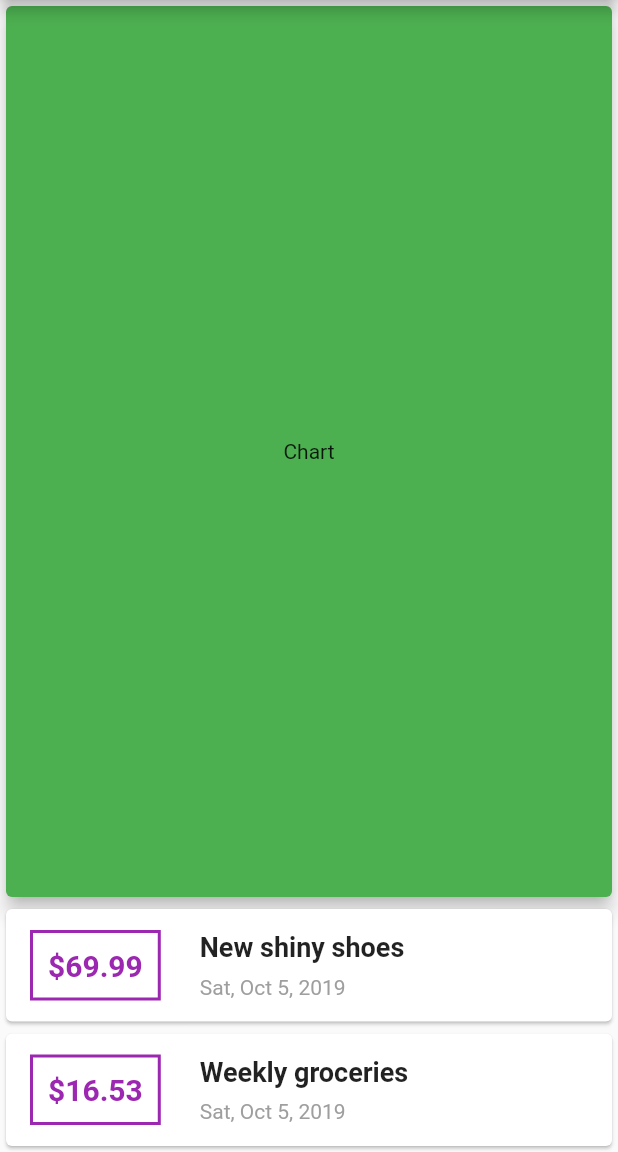
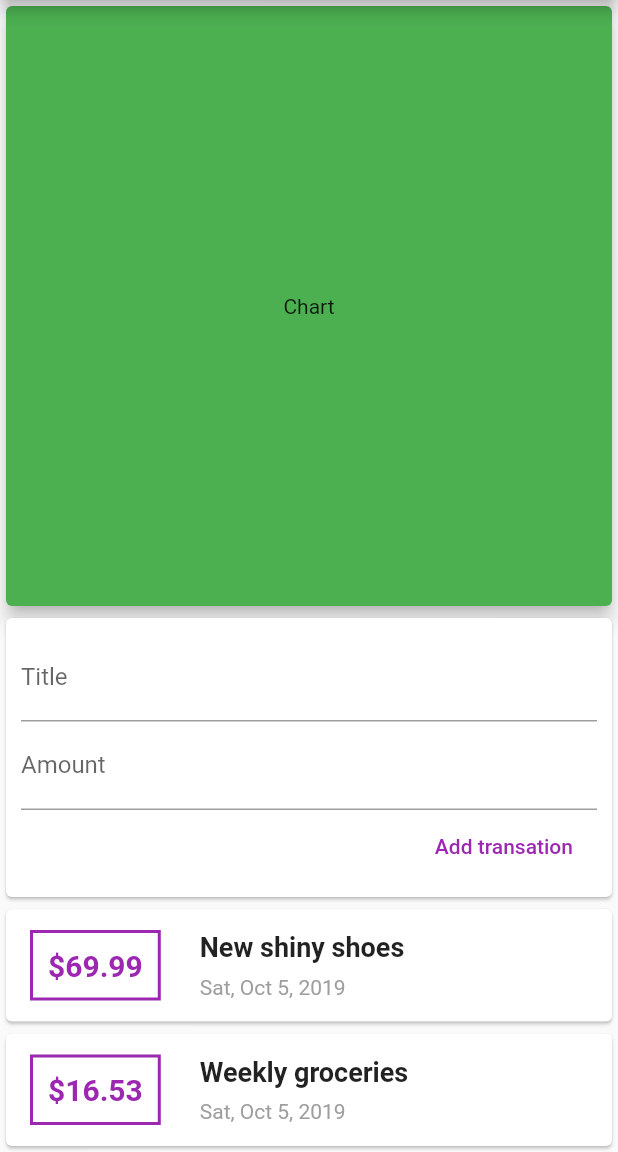
Before and after one commit to sebaslogen/flutter_course, a Flutter app: the screen it shows after launch, on a phone screen of 412 x 824 dp, the part 84-1236 px from its top. Run offline on Flutter 3.47's test engine with Material 2 defaults, Android fonts, the phone set to English and light mode, and no system bars.

Commit message:
Add text input fields and text controllers to get value

```diff
--- a/lib/main.dart
+++ b/lib/main.dart
@@ -34,6 +34,8 @@ class MyHomePage extends StatelessWidget {
         amount: 16.53,
         date: DateTime.now())
   ];
+  final titleController = TextEditingController();
+  final amountController = TextEditingController();
 
   @override
   Widget build(BuildContext context) {
@@ -43,9 +45,10 @@ class MyHomePage extends StatelessWidget {
       ),
       body: Center(
         child: Column(
-          mainAxisAlignment: MainAxisAlignment.spaceEvenly,
+          mainAxisAlignment: MainAxisAlignment.start,
           crossAxisAlignment: CrossAxisAlignment.stretch,
           children: <Widget>[
+            // Chart //
             Expanded(
               child: Card(
                 color: Colors.green,
@@ -54,8 +57,35 @@ class MyHomePage extends StatelessWidget {
                     child: Text('Chart', textAlign: TextAlign.center)),
               ),
             ),
+            Card(
+              child: Padding(
+                padding: const EdgeInsets.all(10),
+                child: Column(
+                  crossAxisAlignment: CrossAxisAlignment.end,
+                  children: <Widget>[
+                    TextField(
+                      decoration: InputDecoration(labelText: 'Title'),
+                      controller: titleController
+                    ),
+                    TextField(
+                      decoration: InputDecoration(labelText: 'Amount'),
+                        controller: amountController
+                    ),
+                    FlatButton(
+                      child: const Text('Add transation'),
+                      textColor: Colors.purple,
+                      onPressed: () {
+                        print(titleController.text);
+                        print(amountController.text);
+                      },
+                    )
+                  ],
+                ),
+              ),
+            ),
+            // Transactions //
             Column(
-                children: transactions.map((tx) {
+                children: transactions.map((Transaction tx) {
               return Card(
                   child: Row(
                 children: <Widget>[
@@ -77,7 +107,8 @@ class MyHomePage extends StatelessWidget {
                     crossAxisAlignment: CrossAxisAlignment.start,
                     children: <Widget>[
                       Padding(
-                        padding: const EdgeInsets.only(top:10, bottom: 4, left: 10, right: 10),
+                        padding: const EdgeInsets.only(
+                            top: 10, bottom: 4, left: 10, right: 10),
                         child: Text(
                           tx.title,
                           style: TextStyle(
@@ -85,10 +116,10 @@ class MyHomePage extends StatelessWidget {
                         ),
                       ),
                       Padding(
-                        padding: const EdgeInsets.only(top:4, bottom: 10, left: 10, right: 10),
+                        padding: const EdgeInsets.only(
+                            top: 4, bottom: 10, left: 10, right: 10),
                         child: Text(DateFormat.yMMMEd().format(tx.date),
-                            style:
-                                TextStyle(fontSize: 14, color: Colors.grey)),
+                            style: TextStyle(fontSize: 14, color: Colors.grey)),
                       )
                     ],
                   )
```
